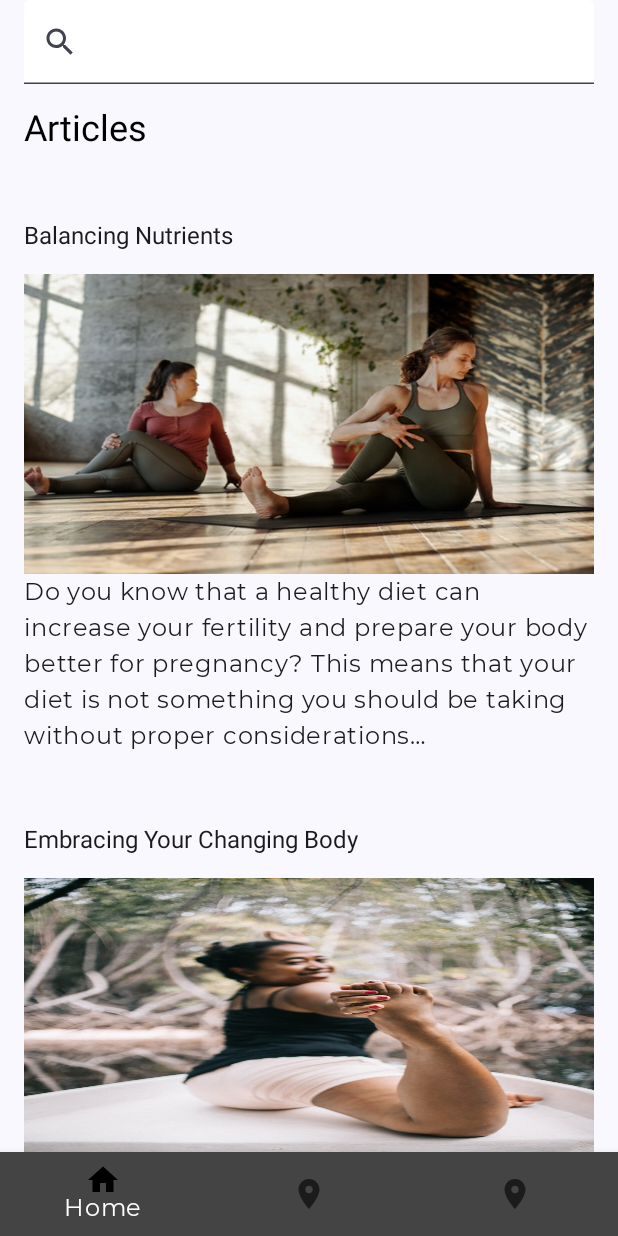
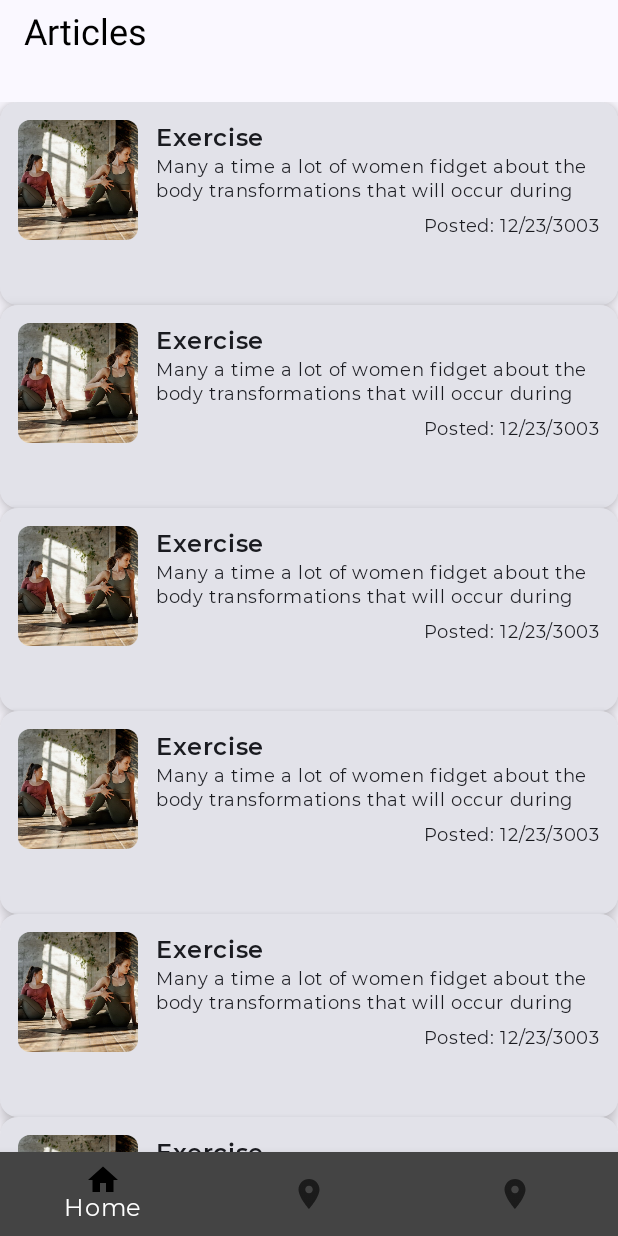
Before and after one commit to ufuomaisaac/Women-Care, an Android app built with Jetpack Compose: the composable MainScreen shown on its own in the app's theme, on a phone screen of 412 x 824 dp. Run offline under Robolectric (Android 15) with nearby library versions, the phone set to English and light mode, and no system bars; our stand-ins replace Dagger/Hilt's generated code.

Commit message:
article modified

```diff
--- a/app/src/main/java/com/example/womencare/ui/articles/Article.kt
+++ b/app/src/main/java/com/example/womencare/ui/articles/Article.kt
@@ -34,9 +34,12 @@ import com.example.womencare.R
 
 @Composable
 fun UserProfile(navController: NavController) {
+
+    var articleData = ArticleData(title = "Exercise", description = "Many a time a lot of women fidget about the body transformations that will occur during their pregnancy periods." +
+            " Some even go as far as delaying getting pregnant because of this issue. While this kind of body transformations are inevitable and vary from women to women,you are not meant to" +
+            " be ashamed of them. By doing this, you will feel confident in yourself and have your self-esteem intact.\n" , imageRes = R.drawable.ab3_stretching, postDate = "12/23/3003")
     Column(){
-        SearchBar()
-        Spacer(modifier = Modifier.height(16.dp))
+        Spacer(modifier = Modifier.height(8.dp))
         Text(text = "Articles",
             modifier = Modifier.padding(horizontal = 16.dp),
             style = MaterialTheme.typography.h5,
@@ -46,12 +49,62 @@ fun UserProfile(navController: NavController) {
         Spacer(modifier = Modifier.height(32.dp))
 
         LazyColumn {
+
             items(1) {
-                ClickableTextAndImage(textId = R.string.first_article_preview, imageId = R.drawable.ab3_stretching ,
-                    onItemClicked = { navController.navigate(route = Articles.FirstArticle.name) }, topic = "Balancing Nutrients")
+                ArticleCard(
+                    article = articleData
+                )
+            }
+
+
+            items(1) {
+                ArticleCard(
+                    article = articleData
+                )
+            }
+
+
+            items(1) {
+                ArticleCard(
+                    article = articleData
+                )
+            }
+
+
+            items(1) {
+                ArticleCard(
+                    article = articleData
+                )
             }
 
             items(1) {
+                ArticleCard(
+                    article = articleData
+                )
+            }
+
+
+            items(1) {
+                ArticleCard(
+                    article = articleData
+                )
+            }
+
+
+            items(1) {
+                ArticleCard(
+                    article = articleData
+                )
+            }
+
+
+            items(1) {
+                ArticleCard(
+                    article = articleData
+                )
+            }
+
+          /*  items(1) {
                 ClickableTextAndImage(textId = R.string.second_article_preview, imageId = R.drawable.ab2_quick_yoga ,
                     onItemClicked = { navController.navigate(route = Articles.SecondArticle.name) }, topic = "Embracing Your Changing Body")
             }
@@ -69,10 +122,9 @@ fun UserProfile(navController: NavController) {
             items(1) {
                 ClickableTextAndImage(textId = R.string.first_article_preview, imageId = R.drawable.ab3_stretching ,
                     onItemClicked = { navController.navigate(route = Articles.FifthArticle.name) }, topic = "Exercise")
-            }
+            }*/
 
         }
-
     }
 }
 
--- a/app/src/main/java/com/example/womencare/ui/articles/ArticleItem.kt
+++ b/app/src/main/java/com/example/womencare/ui/articles/ArticleItem.kt
@@ -5,18 +5,35 @@ import androidx.annotation.DrawableRes
 import androidx.annotation.StringRes
 import androidx.compose.foundation.Image
 import androidx.compose.foundation.background
+import androidx.compose.foundation.layout.Arrangement
 import androidx.compose.foundation.layout.Column
+import androidx.compose.foundation.layout.Row
 import androidx.compose.foundation.layout.Spacer
 import androidx.compose.foundation.layout.fillMaxWidth
 import androidx.compose.foundation.layout.height
 import androidx.compose.foundation.layout.padding
+import androidx.compose.foundation.layout.size
+import androidx.compose.foundation.layout.width
 import androidx.compose.foundation.lazy.LazyColumn
+import androidx.compose.foundation.shape.RoundedCornerShape
+import androidx.compose.material.icons.Icons
+import androidx.compose.material.icons.filled.Crop
+import androidx.compose.material.icons.filled.ThumbUp
+import androidx.compose.material3.Card
+import androidx.compose.material3.CardDefaults
+import androidx.compose.material3.MaterialTheme
+import androidx.compose.material3.SegmentedButtonDefaults.Icon
 import androidx.compose.material3.Text
+import androidx.compose.material3.TextButton
 import androidx.compose.runtime.Composable
+import androidx.compose.ui.Alignment
 import androidx.compose.ui.Modifier
+import androidx.compose.ui.draw.clip
 import androidx.compose.ui.graphics.Color
+import androidx.compose.ui.layout.ContentScale
 import androidx.compose.ui.res.painterResource
 import androidx.compose.ui.res.stringResource
+import androidx.compose.ui.text.font.FontWeight
 import androidx.compose.ui.text.style.TextAlign
 import androidx.compose.ui.unit.dp
 import androidx.compose.ui.unit.sp
@@ -71,6 +88,59 @@ fun ArticleItem(modifier: Modifier = Modifier, @DrawableRes imageIdRes: Int,
         }
 
     }
+}
 
 
+@Composable
+fun ArticleCard(article: ArticleData) {
+    Card(
+        shape = RoundedCornerShape(12.dp),
+        elevation = CardDefaults.cardElevation(defaultElevation = 6.dp),
+        modifier = Modifier.fillMaxWidth()
+    ) {
+        Row(
+            modifier = Modifier.padding(12.dp),
+            verticalAlignment = Alignment.Top
+        ) {
+            Image(
+                painter = painterResource(id = article.imageRes),
+                contentDescription = "Article Image",
+                modifier = Modifier
+                    .size(80.dp)
+                    .clip(RoundedCornerShape(8.dp)),
+                contentScale = ContentScale.Crop
+            )
+
+            Spacer(modifier = Modifier.width(12.dp))
+
+            Column(modifier = Modifier.weight(1f)) {
+                Text(text = article.title, fontWeight = FontWeight.Bold, maxLines = 2)
+                Text(text = article.description, style = MaterialTheme.typography.bodySmall, maxLines = 2)
+
+                Spacer(modifier = Modifier.height(8.dp))
+
+                Row(
+                    horizontalArrangement = Arrangement.SpaceBetween,
+                    modifier = Modifier.fillMaxWidth()
+                ) {
+                    Row {
+                        TextButton(onClick = { /* Handle Vote */ }) {
+                           // Icon(Icons.Default.ThumbUp, contentDescription = "Like", tint = Color.Green)
+                        }
+                        TextButton(onClick = { /* Handle Dislike */ }) {
+                           // Icon(Icons.Filled.Crop, contentDescription = "Dislike", tint = Color.Red)
+                        }
+                    }
+                    Text(text = "Posted: ${article.postDate}", style = MaterialTheme.typography.bodySmall)
+                }
+            }
+        }
+    }
 }
+
+data class ArticleData(
+    val title: String,
+    val description: String,
+    val imageRes: Int,  // Store image as a resource ID
+    val postDate: String
+)
--- a/app/src/main/java/com/example/womencare/ui/home/MainDestinations.kt
+++ b/app/src/main/java/com/example/womencare/ui/home/MainDestinations.kt
@@ -6,6 +6,7 @@ import androidx.compose.material.icons.filled.Book
 import androidx.compose.material.icons.filled.Home
 import androidx.compose.material.icons.filled.List
 import androidx.compose.material.icons.filled.LocationOn
+import androidx.compose.material.icons.filled.Map
 import androidx.compose.ui.graphics.vector.ImageVector
 import com.example.womencare.R
 
@@ -31,7 +32,7 @@ sealed class MainBottomDestinations(
     object Library: MainBottomDestinations(
         route = "library",
         titleRes = R.string.library,
-        icon = Icons.Filled.LocationOn
+        icon = Icons.Filled.Map
     )
 }
 
```
Also changed, not shown: app/src/main/java/com/example/womencare/ui/home/MainActivity.kt (+2 -7 lines).
